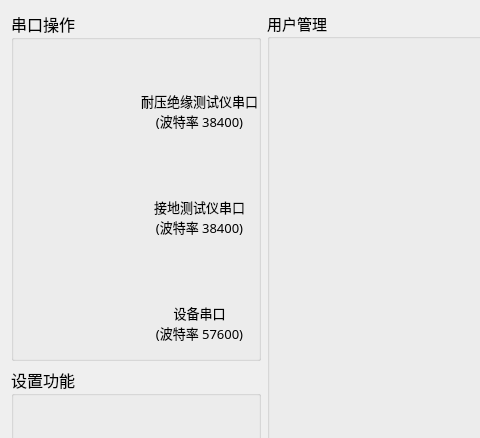
Qt form ProductEvalTool/qc-busbar/setups/setup_mainwid.ui (ChinaClever/ProductEvalTool) before a commit; both pictures show x 0 to 480 and y 0 to 438 of the 1024 by 925 pixel window.
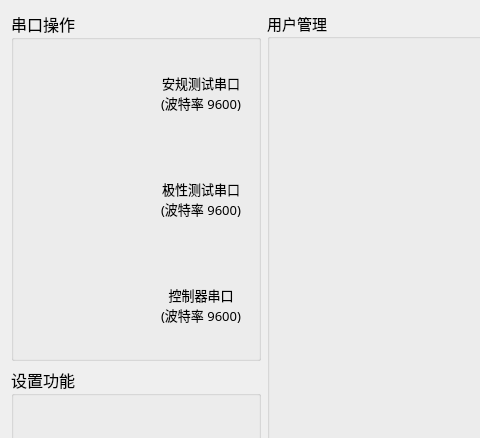
The same form after that commit.

Commit message: 添加安规极性

The edit to the form file:
```diff
--- a/ProductEvalTool/qc-busbar/setups/setup_mainwid.ui
+++ b/ProductEvalTool/qc-busbar/setups/setup_mainwid.ui
@@ -171,10 +171,8 @@
          </font>
         </property>
         <property name="text">
-         <string>
-
-耐压绝缘测试仪串口
-(波特率 38400)</string>
+         <string>安规测试串口
+(波特率 9600)</string>
         </property>
         <property name="alignment">
          <set>Qt::AlignCenter</set>
@@ -190,10 +188,8 @@
          </font>
         </property>
         <property name="text">
-         <string>
-
-接地测试仪串口
-(波特率 38400)</string>
+         <string>极性测试串口
+(波特率 9600)</string>
         </property>
         <property name="alignment">
          <set>Qt::AlignCenter</set>
@@ -209,10 +205,8 @@
          </font>
         </property>
         <property name="text">
-         <string>
-
-设备串口
-(波特率 57600)</string>
+         <string>控制器串口
+(波特率 9600)</string>
         </property>
         <property name="alignment">
          <set>Qt::AlignCenter</set>
```
The commit also changes 7 other files.
